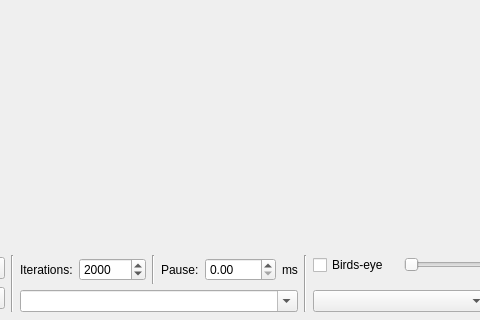
Before: the Qt Designer form src/gui/ui/MainWindow.ui in urosjarc/optimization, drawn with Qt 5; both pictures show x 83 to 563 and y 529 to 849 of the 1339 by 849 pixel window.
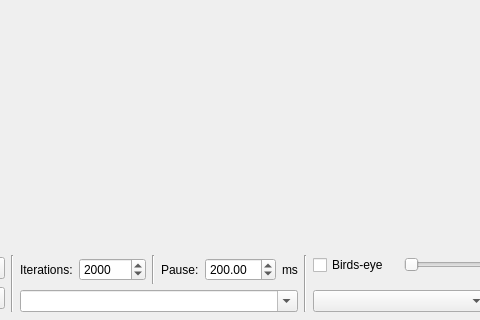
After: the same form once the commit is applied.

```diff
--- a/src/gui/ui/MainWindow.ui
+++ b/src/gui/ui/MainWindow.ui
@@ -170,6 +170,9 @@
               <property name="maximum">
                <double>1000.000000000000000</double>
               </property>
+              <property name="value">
+               <double>200.000000000000000</double>
+              </property>
              </widget>
             </item>
             <item>
```
Left out of the diff: 2 changed lines with no effect on the pictures.
